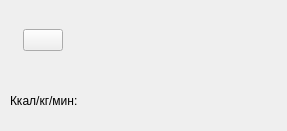
This is project/forms/Activity_info.ui in Galoev/nutritionist-helper as Qt 5 draws it before an edit. The edited form follows.
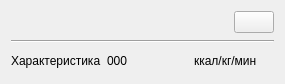
This is the edited form. Icons and pictures are not drawn.

What changed in the file:
```diff
--- a/project/forms/Activity_info.ui
+++ b/project/forms/Activity_info.ui
@@ -6,38 +6,29 @@
    <rect>
     <x>0</x>
     <y>0</y>
-    <width>287</width>
-    <height>131</height>
+    <width>285</width>
+    <height>84</height>
    </rect>
   </property>
   <property name="windowTitle">
    <string>Form</string>
   </property>
-  <widget class="QWidget" name="horizontalLayoutWidget">
-   <property name="geometry">
-    <rect>
-     <x>10</x>
-     <y>10</y>
-     <width>271</width>
-     <height>61</height>
-    </rect>
-   </property>
+  <layout class="QVBoxLayout" name="verticalLayout">
+   <item>
    <layout class="QHBoxLayout" name="horizontalLayout">
     <item>
      <widget class="QLabel" name="label_activityName">
+       <property name="font">
+        <font>
+         <family>Calibri</family>
+         <pointsize>14</pointsize>
+        </font>
+       </property>
       <property name="text">
        <string>&lt;Activity_name&gt;</string>
       </property>
      </widget>
     </item>
-    <item>
-     <widget class="QPushButton" name="pushButton_activityEdit">
-      <property name="icon">
-       <iconset resource="../rec.qrc">
-        <normaloff>:/resources/settings_icon.png</normaloff>:/resources/settings_icon.png</iconset>
-      </property>
-     </widget>
-    </item>
     <item>
      <spacer name="horizontalSpacer">
       <property name="orientation">
@@ -51,34 +42,49 @@
       </property>
      </spacer>
     </item>
-   </layout>
-  </widget>
-  <widget class="QWidget" name="horizontalLayoutWidget_2">
-   <property name="geometry">
-    <rect>
-     <x>10</x>
-     <y>80</y>
-     <width>202</width>
-     <height>41</height>
-    </rect>
-   </property>
+     <item>
+      <widget class="QPushButton" name="pushButton_activityEdit">
+       <property name="icon">
+        <iconset resource="../rec.qrc">
+         <normaloff>:/resources/settings_icon.png</normaloff>:/resources/settings_icon.png</iconset>
+       </property>
+      </widget>
+     </item>
+    </layout>
+   </item>
+   <item>
+    <widget class="Line" name="line">
+     <property name="orientation">
+      <enum>Qt::Horizontal</enum>
+     </property>
+    </widget>
+   </item>
+   <item>
    <layout class="QHBoxLayout" name="horizontalLayout_2">
     <item>
-     <widget class="QLabel" name="label">
+      <widget class="QLabel" name="label_2">
       <property name="text">
-       <string>Ккал/кг/мин:</string>
+        <string>Характеристика</string>
       </property>
      </widget>
     </item>
     <item>
      <widget class="QLabel" name="label_kcal">
       <property name="text">
-       <string>&lt;kcal / kg / min&gt;</string>
+        <string>000</string>
       </property>
      </widget>
     </item>
-   </layout>
-  </widget>
+     <item>
+      <widget class="QLabel" name="label">
+       <property name="text">
+        <string>ккал/кг/мин</string>
+       </property>
+      </widget>
+     </item>
+    </layout>
+   </item>
+  </layout>
  </widget>
  <resources>
   <include location="../rec.qrc"/>
```
Lines whose indentation alone changed are shown as unchanged.
